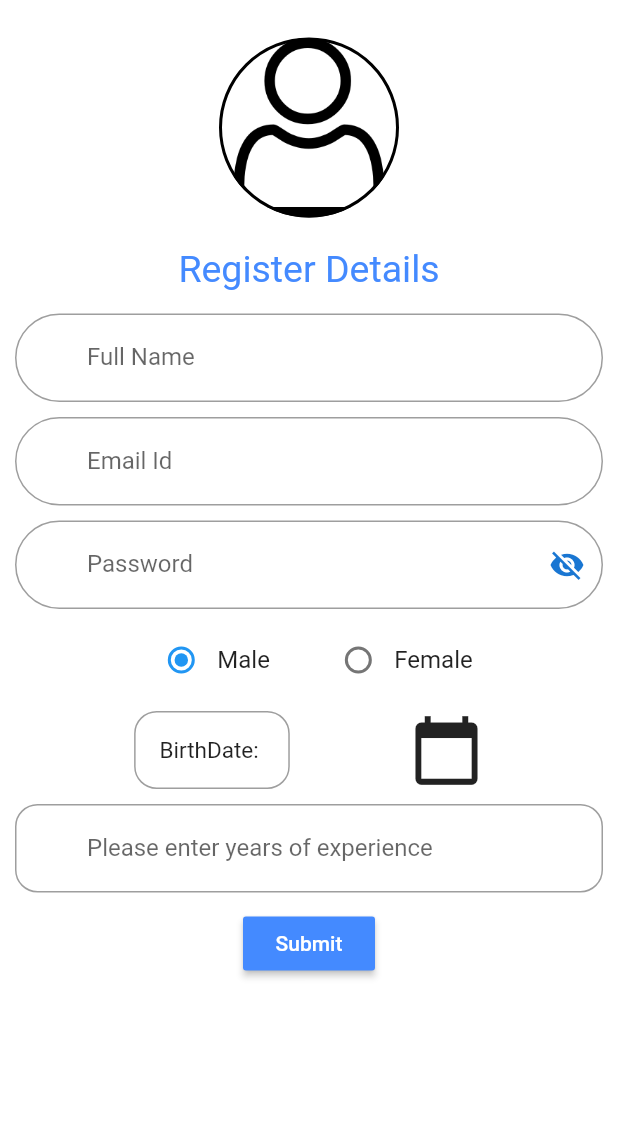
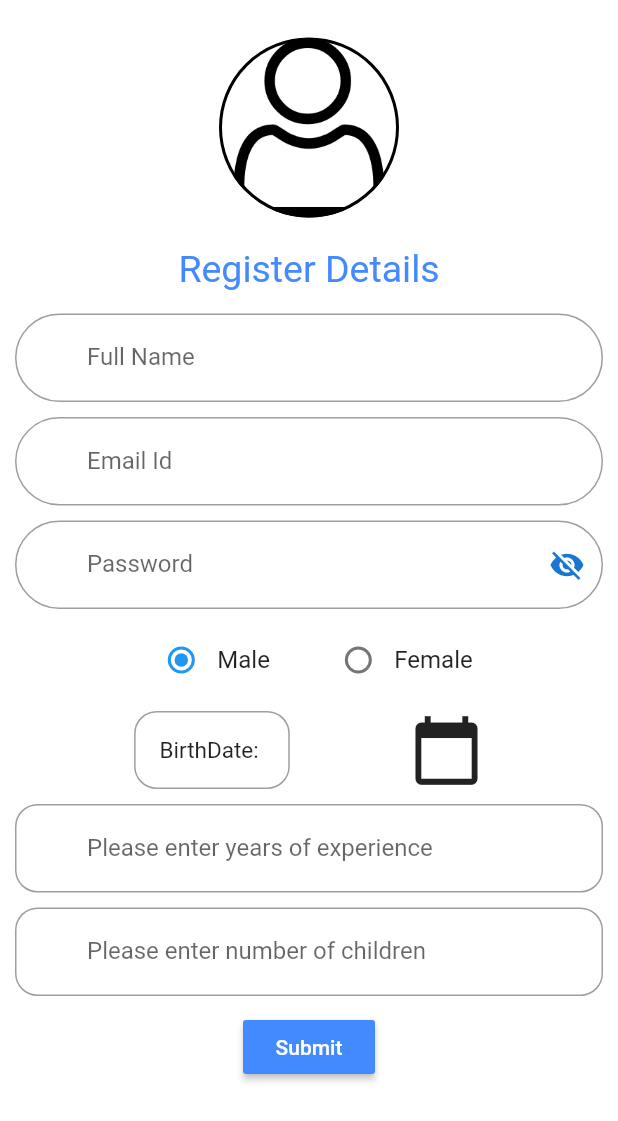
Before and after one commit to LeonGrn/SailWithMe---Flutter, a Flutter app: the SignUpScreen screen opened directly, on a phone screen of 412 x 824 dp. Shown: the top 1121 px of the screen. Run offline on Flutter 3.47's test engine with Material 2 defaults, Android fonts, the phone set to English and light mode, and no system bars; our stand-ins replace cloud_firestore, curved_navigation_bar, dio, firebase_auth, firebase_core, firebase_database and 11 more; missing offline and left inert: firebase_image, flutter_cupertino_date_picker, flutter_polyline_points, google_place, imei_plugin; accounts and stored records are empty; network calls fail; statements that could not run were skipped.

Commit message:
add count of children in login

```diff
--- a/lib/main.dart
+++ b/lib/main.dart
@@ -1,8 +1,8 @@
+import 'package:SailWithMe/screens/login/welcome_screen.dart';
 import 'package:SailWithMe/screens/navigation_screens.dart';
 import 'package:flutter/material.dart';
 import 'package:firebase_core/firebase_core.dart';
 import 'package:firebase_auth/firebase_auth.dart';
-import 'package:SailWithMe/login/welcome_screen.dart';
 import 'package:splashscreen/splashscreen.dart';
 
 void main() => runApp(MyApp());
--- a/lib/models/user_module.dart
+++ b/lib/models/user_module.dart
@@ -6,7 +6,7 @@ class UserData {
   String id;
   String fullName = "";
   String email = "";
-  String gender = "";
+  int gender;
   String age = "";
   String yearsOfExperience = "";
   int phoneNumber;
@@ -16,6 +16,7 @@ class UserData {
   List<Trip> tripList;
   List<Group> groupList;
   List<Post> posts = [];
+  int numberOfChildren;
 
   List get getPosts {
     return posts;
@@ -37,9 +38,9 @@ class UserData {
 
   set setEmail(String email) => this.email = email;
 
-  String get getGender => gender;
+  int get getGender => gender;
 
-  set setGender(String gender) => this.gender = gender;
+  set setGender(int gender) => this.gender = gender;
 
   String get getAge => age;
 
@@ -71,7 +72,8 @@ class UserData {
       this.imei,
       this.imageRef,
       this.posts,
-      this.friendsList});
+      this.friendsList,
+      this.numberOfChildren});
 
   UserData.fromUserData(this.fullName, this.email, this.id,
       this.yearsOfExperience, this.imageRef);
@@ -88,6 +90,7 @@ class UserData {
       'Age': age,
       'Gender': gender,
       'YearsOfExperience': yearsOfExperience,
+      'NumberOfChildren': numberOfChildren,
       'IMEI': imei,
       'ImageRef': imageRef,
       'Posts': posts,
@@ -101,6 +104,7 @@ class UserData {
         email: snapshot.value['Email'],
         age: snapshot.value['Age'],
         gender: snapshot.value['Gender'],
+       numberOfChildren: snapshot.value['NumberOfChildren'],
         yearsOfExperience: snapshot.value['YearsOfExperience'],
         imei: snapshot.value['IMEI'],
         imageRef: snapshot.value['ImageRef']);
--- a/lib/login/signup_screen.dart
+++ b/lib/screens/login/signup_screen.dart
@@ -1,6 +1,7 @@
 import 'dart:async';
 import 'dart:io';
 
+import 'package:SailWithMe/config/ApiCalls.dart';
 import 'package:SailWithMe/models/modules.dart';
 import 'package:SailWithMe/screens/navigation_screens.dart';
 import 'package:SailWithMe/widgets/profile_avatar.dart';
@@ -12,7 +13,6 @@ import 'package:firebase_auth/firebase_auth.dart';
 import 'package:imei_plugin/imei_plugin.dart';
 import 'package:image_picker/image_picker.dart';
 
-import '../config/ApiCalls.dart';
 
 class SignUpScreen extends StatefulWidget {
   @override
@@ -27,9 +27,10 @@ class _MyAppState extends State<SignUpScreen> {
   String _email = "";
   String _password = "";
   String _fullName = "";
-  String gender = "";
+  int gender = 0;
   String _yearsOfExperience = "";
   File _image;
+  int _numberOfChildren=0;
 
   String _platformImei = 'Unknown';
   String uniqueId = "Unknown";
@@ -104,6 +105,7 @@ class _MyAppState extends State<SignUpScreen> {
         age: age.toString(),
         gender: gender,
         yearsOfExperience: _yearsOfExperience,
+        numberOfChildren: _numberOfChildren,
         imei: uniqueId,
         imageRef: _imageRef,
         posts: [],
@@ -123,10 +125,10 @@ class _MyAppState extends State<SignUpScreen> {
 
       switch (_radioValue) {
         case 0:
-          gender = "Male";
+          gender = 0;
           break;
         case 1:
-          gender = "Female";
+          gender = 1;
           break;
       }
     });
@@ -404,6 +406,31 @@ class _MyAppState extends State<SignUpScreen> {
                 SizedBox(
                   height: 10.0,
                 ),
+                TextField(
+                  onChanged: (value) {
+                    _numberOfChildren = int.parse(value);
+                  },
+                  keyboardType: TextInputType.number,
+                  inputFormatters: <TextInputFormatter>[
+                    FilteringTextInputFormatter.digitsOnly
+                  ], // Only numb
+                  decoration: InputDecoration(
+                      border: OutlineInputBorder(
+                        borderRadius: BorderRadius.all(Radius.circular(15)),
+                        borderSide: BorderSide(color: Colors.green),
+                      ),
+                      hintText: "Please enter number of children",
+                      hintStyle: TextStyle(color: Colors.white),
+                      prefixIcon: Icon(
+                        Icons.tag_faces,
+                        color: Colors.white,
+                      ),
+                      labelText: "Please enter number of children"),
+                ),
+
+                SizedBox(
+                  height: 10.0,
+                ),
                 RaisedButton(
                     child: Text("Submit"),
                     textColor: Colors.white,
--- a/lib/widgets/login_body.dart
+++ b/lib/widgets/login_body.dart
@@ -1,4 +1,4 @@
-import 'package:SailWithMe/login/signup_screen.dart';
+import 'package:SailWithMe/screens/login/signup_screen.dart';
 import 'package:SailWithMe/screens/navigation_screens.dart';
 import 'package:SailWithMe/widgets/already_have_account.dart';
 import 'package:SailWithMe/widgets/rounded_button.dart';
--- a/lib/widgets/welcome_body.dart
+++ b/lib/widgets/welcome_body.dart
@@ -1,6 +1,6 @@
 import 'package:SailWithMe/config/palette.dart';
-import 'package:SailWithMe/login/login_screen.dart';
-import 'package:SailWithMe/login/signup_screen.dart';
+import 'package:SailWithMe/screens/login/login_screen.dart';
+import 'package:SailWithMe/screens/login/signup_screen.dart';
 import 'package:SailWithMe/widgets/rounded_button.dart';
 import 'package:flutter/material.dart';
 import 'package:flutter/services.dart';
```
Also changed, not shown: lib/screens/login/login_screen.dart (renamed from lib/login/login_screen.dart), lib/screens/login/welcome_screen.dart (renamed from lib/login/welcome_screen.dart).
